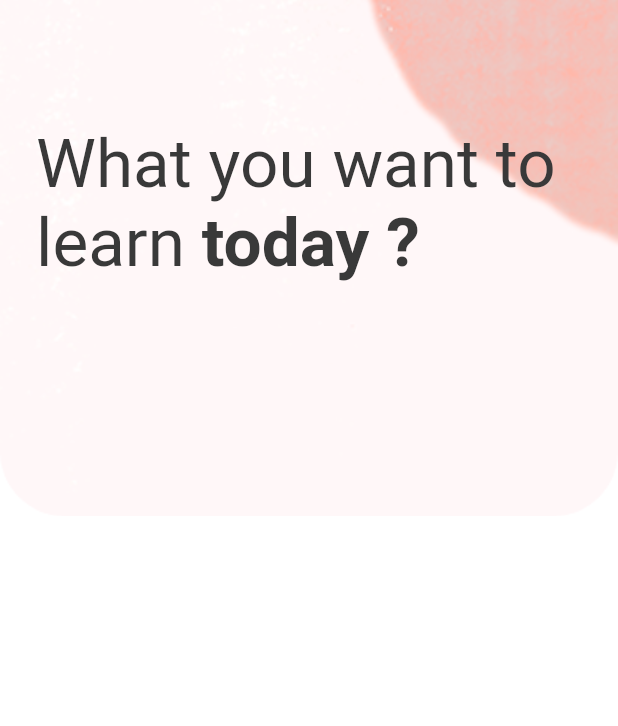
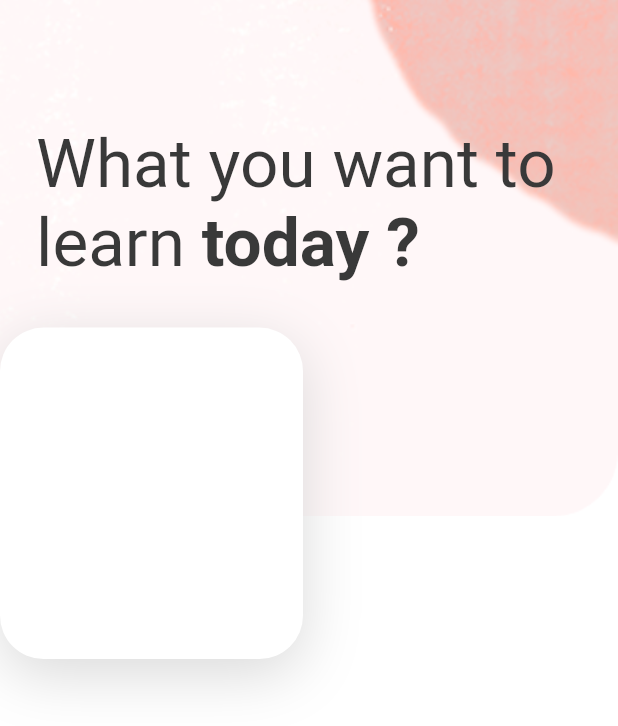
Before and after one commit to shahdat-sajib/libraryApp-ui-flutter, a Flutter app: the HomeScreen screen opened directly, on a phone screen of 412 x 824 dp. Shown: the top 726 px of the screen. Run offline on Flutter 3.47's test engine with Material 2 defaults, Android fonts, the phone set to English and light mode, and no system bars.

Commit message:
homepage box tiles added

```diff
--- a/lib/consttants.dart
+++ b/lib/consttants.dart
@@ -4,3 +4,5 @@ const kBlackColor = Color(0xFF393939);
 const kLightBlackColor = Color(0xFF8F8F8F);
 const kIconColor = Color(0xFFF48A37);
 const kProgressIndicator = Color(0xFFBE7066);
+
+final kShadowColor = Color(0xFFD3D3D3).withOpacity(.84);
--- a/lib/screens/home_screen.dart
+++ b/lib/screens/home_screen.dart
@@ -2,6 +2,7 @@ import 'package:flutter/cupertino.dart';
 import 'package:flutter/material.dart';
 import 'package:flutter/src/foundation/key.dart';
 import 'package:flutter/src/widgets/framework.dart';
+import 'package:online_library/consttants.dart';
 
 class HomeScreen extends StatelessWidget {
   const HomeScreen({Key? key}) : super(key: key);
@@ -35,7 +36,30 @@ class HomeScreen extends StatelessWidget {
                   ),),
                 ]
               )),
-            )
+            ),
+            SizedBox(height: 30,),
+            Container(
+              height: 245,
+              width: 202,
+              child: Stack(
+                children: [
+                  Container(
+                    height: 221,
+                    decoration: BoxDecoration(color: Colors.white,
+                    borderRadius: BorderRadius.circular(29),
+                    boxShadow: [
+                      BoxShadow(
+                        offset: Offset(0, 10),
+                        blurRadius: 33,
+                        color: kShadowColor,
+                      )
+
+                    ],
+                    ),
+                  ),
+                ],
+              ),
+            ),
           ],
         ),
       ),
```
